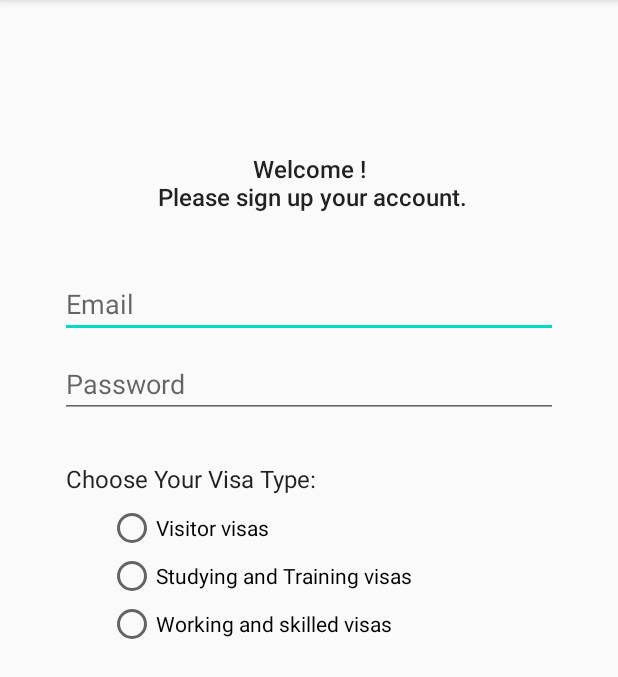
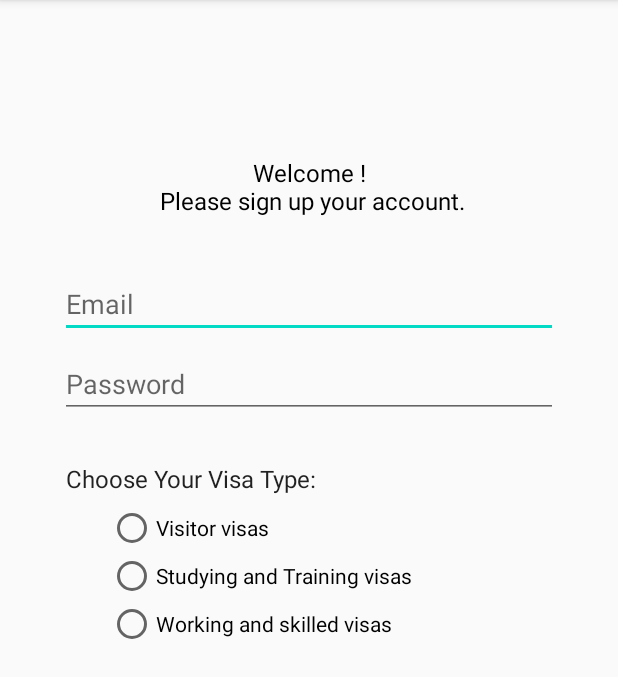
Before and after one commit to LordVoldemort1998/Skyscraper, an Android app: the screen it shows after launch (LoginActivity), on a phone screen of 412 x 824 dp, the part 84-761 px from its top. Run offline under Robolectric (Android 15) with nearby library versions, the phone set to English and light mode, and no system bars.

Commit message:
0905 Steven

```diff
--- a/app/src/main/res/layout/activity_login.xml
+++ b/app/src/main/res/layout/activity_login.xml
@@ -77,23 +77,6 @@
         app:layout_constraintVertical_bias="0.3" />
 
     <EditText
-        android:id="@+id/editTextTextMultiLine"
-        android:layout_width="267dp"
-        android:layout_height="72dp"
-        android:layout_marginTop="70dp"
-        android:background="@null"
-        android:ems="10"
-        android:fontFamily="sans-serif-medium"
-        android:gravity="center"
-        android:inputType="textMultiLine"
-        android:text=" Welcome ! \n Please sign up your account."
-        android:textAllCaps="false"
-        android:textSize="16sp"
-        app:layout_constraintEnd_toEndOf="parent"
-        app:layout_constraintStart_toStartOf="parent"
-        app:layout_constraintTop_toTopOf="parent" />
-
-    <EditText
         android:id="@+id/tip1"
         android:layout_width="wrap_content"
         android:layout_height="wrap_content"
@@ -162,4 +145,18 @@
         app:layout_constraintStart_toStartOf="parent"
         app:layout_constraintTop_toTopOf="parent" />
 
+    <TextView
+        android:id="@+id/textView"
+        android:layout_width="wrap_content"
+        android:layout_height="wrap_content"
+        android:layout_marginTop="88dp"
+        android:gravity="center"
+        android:text=" Welcome ! \n Please sign up your account."
+        android:textColor="#000000"
+        android:textSize="16sp"
+        app:layout_constraintEnd_toEndOf="parent"
+        app:layout_constraintHorizontal_bias="0.5"
+        app:layout_constraintStart_toStartOf="parent"
+        app:layout_constraintTop_toTopOf="parent" />
+
 </android.support.constraint.ConstraintLayout>
```
